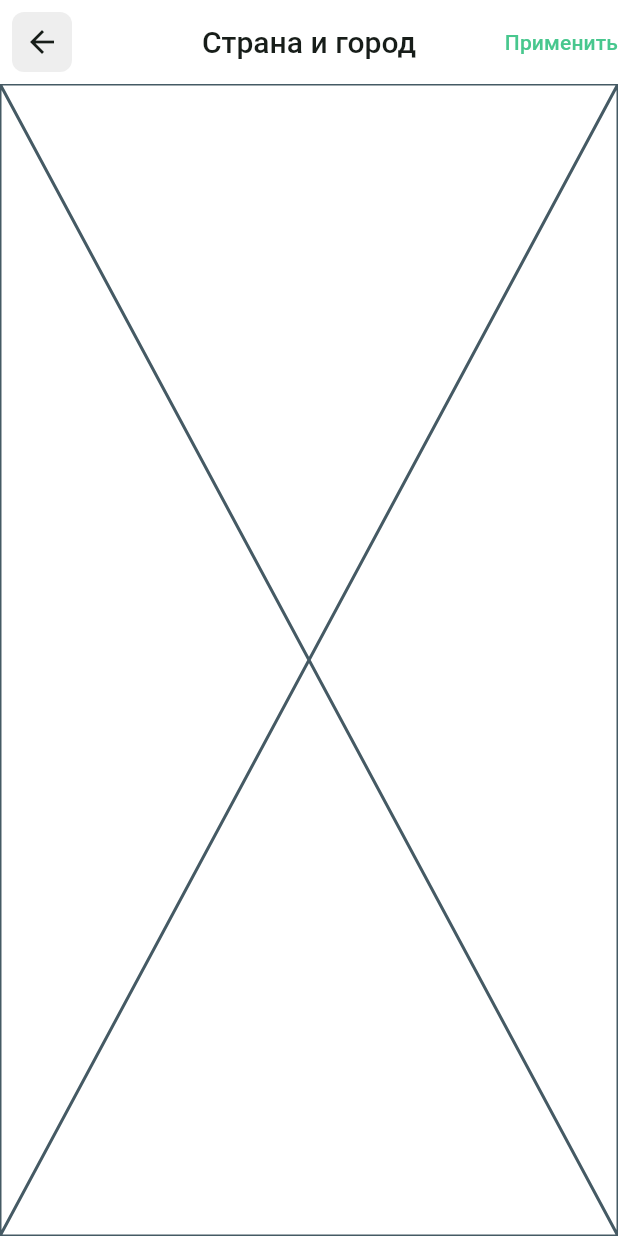
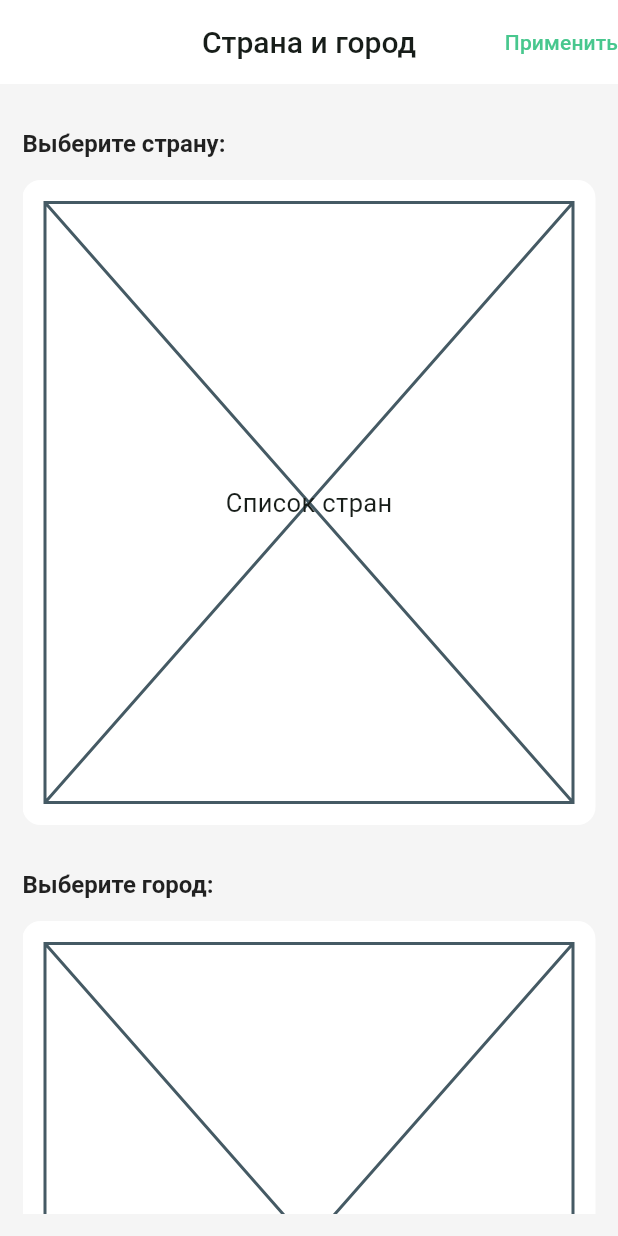
Before and after one commit to openworld-community/ows-events-mobile, a Flutter app: the CountryCityBottomSheet widget shown alone on an empty page, opened directly, on a phone screen of 412 x 824 dp. Run offline on Flutter 3.47's test engine with Material 2 defaults, Android fonts, the phone set to English and light mode, and no system bars; our stand-ins replace cached_network_image, custom_refresh_indicator, dio, easy_localization, flutter_map, flutter_riverpod and 14 more; missing offline and left inert: talker_dio_logger; accounts and stored records are empty; generated files the repository leaves out were written again; network calls fail; statements that could not run were skipped.

Commit message:
# add layouts for filters bottom sheets

```diff
--- a/assets/translations/ru.json
+++ b/assets/translations/ru.json
@@ -55,6 +55,11 @@
   "viewAll": "Смотреть все",
   "filtersTitle": "Фильтры",
   "countryCityTitle": "Страна и город",
-  "apply": "Применить"
+  "apply": "Применить",
+  "selectCountryTitle": "Выберите страну:",
+  "selectCityTitle": "Выберите город:",
+  "selectCategoriesTitle": "Выберите категории:",
+  "selectDatesTitle": "Выберите даты:",
+  "selectPriceTitle": "Выберите валюту оплаты и ценовой диапазон:"
 
 }
--- /dev/null
+++ b/lib/common_widgets/bottom_sheet_with_scuffold.dart
@@ -0,0 +1,53 @@
+import 'package:easy_localization/easy_localization.dart';
+import 'package:flutter/material.dart';
+import 'package:ows_events_mobile/theme/app_theme.dart';
+
+class BottomSheetWithScuffold extends StatelessWidget {
+  const BottomSheetWithScuffold({
+    super.key,
+    required this.onClosing,
+    required this.child,
+    required this.titleText,
+    required this.onApplyPressed,
+  });
+
+  final String titleText;
+  final Widget child;
+  final VoidCallback onClosing;
+  final VoidCallback onApplyPressed;
+
+  @override
+  Widget build(BuildContext context) {
+    return BottomSheet(
+      onClosing: onClosing,
+      builder: (context) => Scaffold(
+        appBar: AppBar(
+          automaticallyImplyLeading: true,
+          title: Text(titleText),
+          centerTitle: true,
+          actions: [
+            TextButton(
+              onPressed: () {},
+              child: Text('apply'.tr()),
+            )
+          ],
+        ),
+        body: Container(
+          width: double.infinity,
+          padding: const EdgeInsets.fromLTRB(
+            AppTheme.padding,
+            AppTheme.padding * 2,
+            AppTheme.padding,
+            AppTheme.padding,
+          ),
+          decoration: BoxDecoration(
+            color: Colors.grey[100],
+          ),
+          child: SingleChildScrollView(
+            child: child,
+          ),
+        ),
+      ),
+    );
+  }
+}
--- a/lib/features/filters/presentation/country_city_bottom_sheet.dart
+++ b/lib/features/filters/presentation/country_city_bottom_sheet.dart
@@ -1,30 +1,49 @@
 import 'package:easy_localization/easy_localization.dart';
 import 'package:flutter/material.dart';
+import 'package:ows_events_mobile/common_widgets/bottom_sheet_with_scuffold.dart';
+import 'package:ows_events_mobile/features/filters/presentation/filter_section.dart';
+import 'package:ows_events_mobile/theme/app_theme.dart';
 
 class CountryCityBottomSheet extends StatelessWidget {
   const CountryCityBottomSheet({super.key});
 
   @override
   Widget build(BuildContext context) {
-    return BottomSheet(
+    return BottomSheetWithScuffold(
+      titleText: "countryCityTitle".tr(),
+      onApplyPressed: () {
+        // TODO: добавить обработчик при нажатии Применить
+        throw UnimplementedError(
+            'не реализован функционал на нажатии на Применить');
+      },
       onClosing: () {
         // TODO: добавить обработчик при закрытии
         throw UnimplementedError(
             'не реализован функционал на закрытие выбора страны и города');
       },
-      builder: (context) => Scaffold(
-        appBar: AppBar(
-          automaticallyImplyLeading: true,
-          title: Text("countryCityTitle".tr()),
-          centerTitle: true,
-          actions: [
-            TextButton(
-              onPressed: () {},
-              child: Text('apply'.tr()),
-            )
-          ],
-        ),
-        body: const Placeholder(),
+      child: Column(
+        crossAxisAlignment: CrossAxisAlignment.start,
+        children: [
+          FilterSection(
+            title: 'selectCountryTitle'.tr(),
+            child: const Placeholder(
+              child: Center(
+                child: Text('Список стран'),
+              ),
+            ),
+          ),
+          const SizedBox(
+            height: AppTheme.padding * 2,
+          ),
+          FilterSection(
+            title: 'selectCityTitle'.tr(),
+            child: const Placeholder(
+              child: Center(
+                child: Text('Список городов'),
+              ),
+            ),
+          ),
+        ],
       ),
     );
   }
--- /dev/null
+++ b/lib/features/filters/presentation/filter_section.dart
@@ -0,0 +1,35 @@
+import 'package:flutter/material.dart';
+import 'package:ows_events_mobile/theme/app_theme.dart';
+
+class FilterSection extends StatelessWidget {
+  const FilterSection({
+    super.key,
+    required this.title,
+    required this.child,
+  });
+
+  final String title;
+  final Widget child;
+
+  @override
+  Widget build(BuildContext context) {
+    return Column(
+      crossAxisAlignment: CrossAxisAlignment.start,
+      children: [
+        Text(
+          title,
+          style: Theme.of(context).textTheme.titleMedium!.copyWith(
+                fontWeight: FontWeight.bold,
+              ),
+        ),
+        const SizedBox(height: AppTheme.padding),
+        Card(
+          child: Padding(
+            padding: const EdgeInsets.all(AppTheme.padding),
+            child: child,
+          ),
+        ),
+      ],
+    );
+  }
+}
```
Also changed, not shown: lib/features/filters/presentation/filters_bottom_sheet.dart (+43 -14 lines), lib/theme/app_theme.dart (+6 -1 lines).
